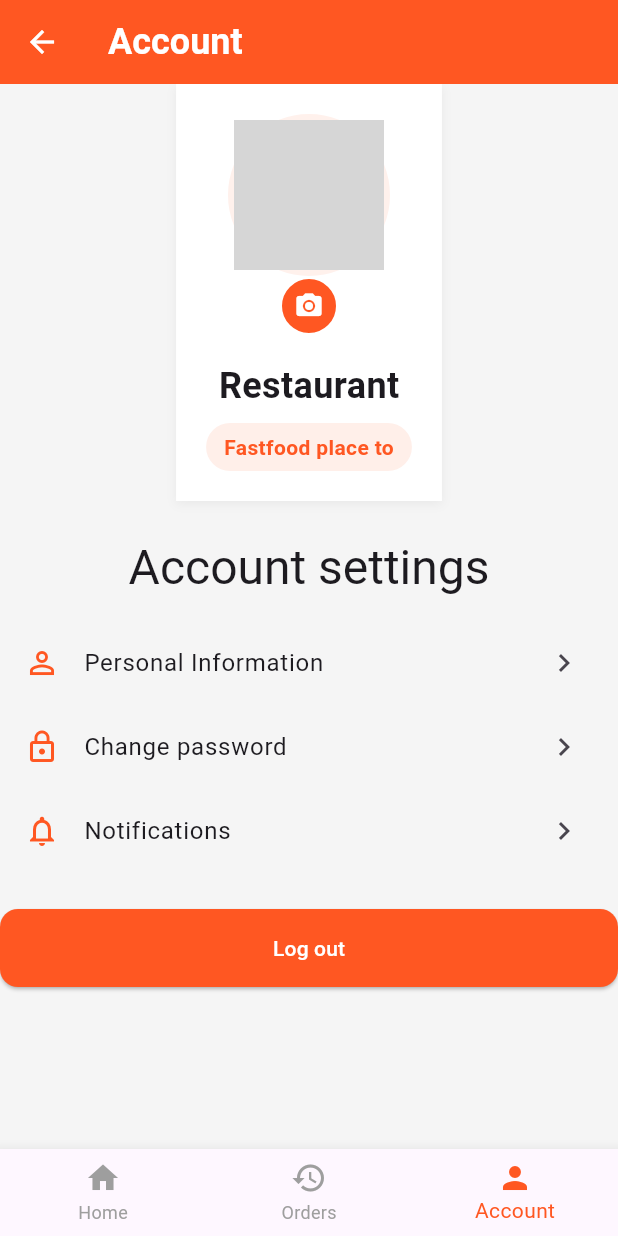
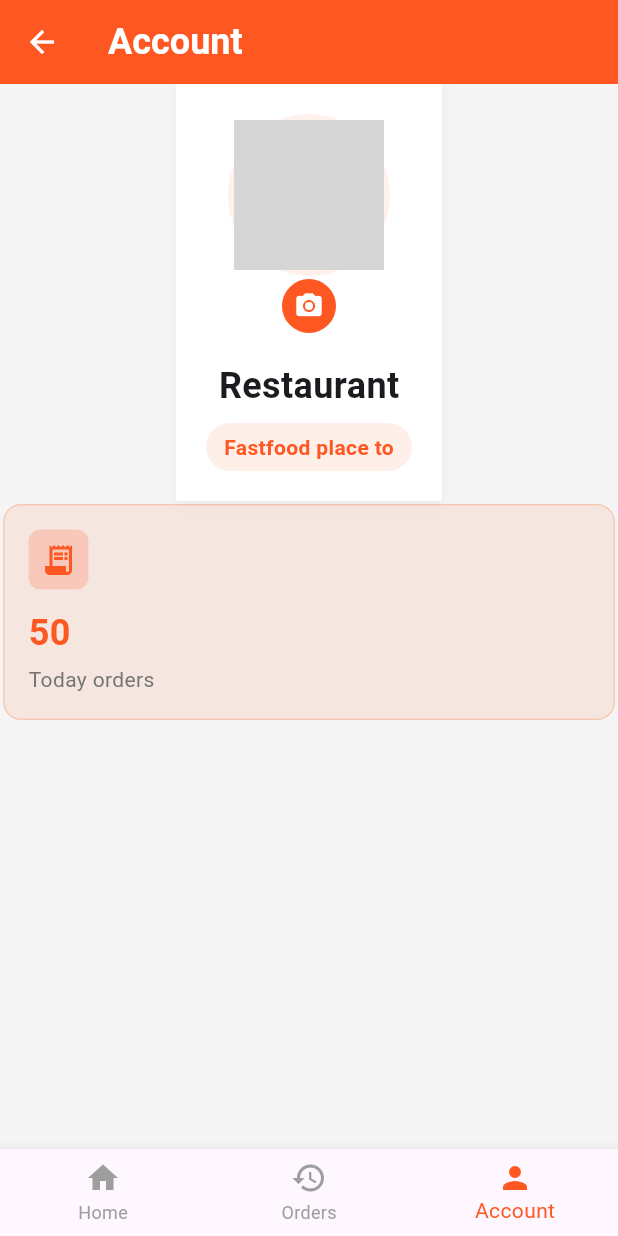
Before and after one commit to KhalilHen/live-orders-app, a Flutter app: the AccountPage screen opened directly, on a phone screen of 412 x 824 dp. Run offline on Flutter 3.47's test engine with Material 3 defaults, Android fonts, the phone set to English and light mode, and no system bars; our stand-ins replace audioplayers, firebase_core, introduction_screen, line_icons, supabase_flutter; accounts and stored records are empty; generated files the repository leaves out were written again; network calls fail; key blocks and very long unbroken strings in the code were emptied for the run; grey boxes are pictures that could not be loaded.

Commit message:
Added a today order stat tile

```diff
--- a/lib/pages/account.dart
+++ b/lib/pages/account.dart
@@ -92,35 +92,18 @@ class AccountPage extends StatelessWidget {
 
             ),
             ),
+            Padding(padding: const EdgeInsets.all(02),
+            child: Row(
+              children: [
 
-            const SizedBox(
-              height: 24,
+                statistikCard("Today orders", "50", Icons.receipt_long, Colors.deepOrange),
+              ],
             ),
-            Text(
-              "Account settings",
-              style: Theme.of(context).textTheme.headlineLarge,
             ),
 
-            const SizedBox(
-              height: 16,
-            ),
-            settingsItem(context, icon: Icons.person_outline, title: 'Personal Information'),
-            settingsItem(context, icon: Icons.lock_outline, title: 'Change password'),
-            settingsItem(context, icon: Icons.notifications_outlined, title: "Notifications"),
-            const SizedBox(
-              height: 24,
-            ),
-            SizedBox(
-              width: double.infinity,
-              child: ElevatedButton(
-                  onPressed: () {},
-                  style: ElevatedButton.styleFrom(
-                      backgroundColor: Colors.deepOrange,
-                      foregroundColor: Colors.white,
-                      padding: const EdgeInsets.symmetric(vertical: 16),
-                      shape: RoundedRectangleBorder(borderRadius: BorderRadius.circular(12))),
-                  child: const Text("Log out")),
-            )
+
+
+
           ],
         ),
       ),
@@ -147,17 +130,61 @@ class AccountPage extends StatelessWidget {
         ],
       ),
     );
+
+
   }
 
-  Widget settingsItem(
-    BuildContext context, {
-    required IconData icon,
-    required String title,
-  }) {
-    return ListTile(
-      leading: Icon(icon, color: Colors.deepOrange),
-      title: Text(title),
-      trailing: const Icon(Icons.chevron_right),
+  Widget statistikCard(String title,  String value, IconData icon,  Color color) {
+
+    return Expanded(
+
+      child:  Container(
+padding: const EdgeInsets.all(16),
+      decoration: BoxDecoration(
+
+                    color: color.withAlpha(25),
+                    borderRadius: BorderRadius.circular(12),
+                    border: Border.all(color: color.withAlpha(51),
+                    width: 1,
+
+                    )
+
+      ) , child: Column( crossAxisAlignment: CrossAxisAlignment.start,
+
+      children: [
+        Container(
+          padding: const EdgeInsets.all(8),
+
+          decoration: BoxDecoration(
+            color: color.withAlpha(51),
+            borderRadius: BorderRadius.circular(8),
+
+          ),
+          child: Icon(icon, color: color, size: 24,),
+        )
+
+    // , const SizedBox(height: 16,)
+    // , const SizedBox(height: 8,),
+        ,  const SizedBox(height: 12,),
+      Text(value, style: TextStyle(
+
+        fontSize: 24,
+        fontWeight: FontWeight.bold,
+        color: color,
+      ),),
+      const SizedBox(height: 4,),
+      Text(title, style:  TextStyle(
+        color: Colors.grey[600], fontSize: 14,
+
+      ),)
+      ],
+      ),
+
+
+
+
+      )
     );
   }
+
 }
```
